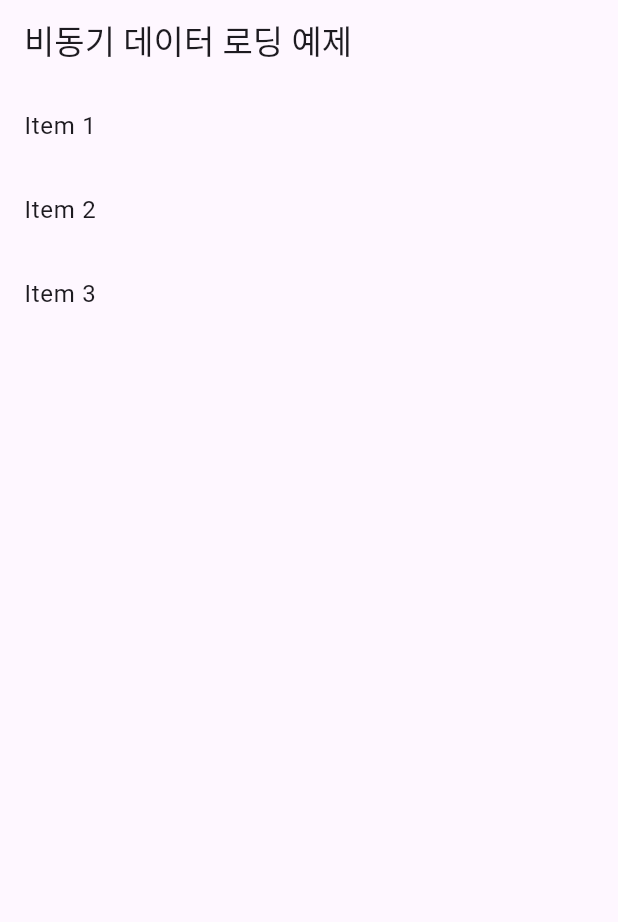
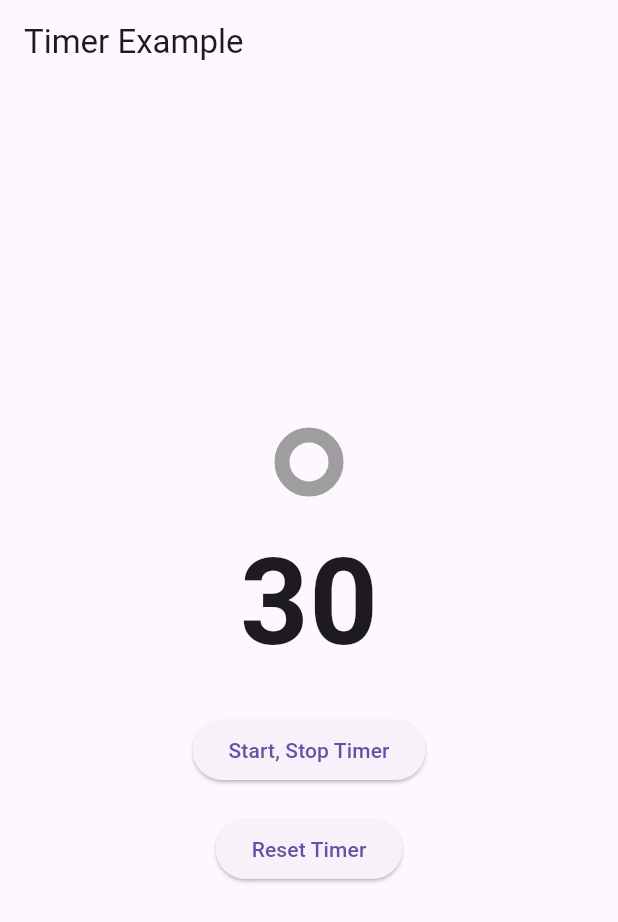
Before and after one commit to devpark435/flutter_example_test, a Flutter app: the screen it shows after launch, on a phone screen of 412 x 824 dp. Shown: the top 922 px of the screen. Run offline on Flutter 3.47's test engine with Material 3 defaults, Android fonts, the phone set to English and light mode, and no system bars; our stand-ins replace shared_preferences.

Commit message:
비동기 ,반응형 그리드, 타이머 예제

```diff
--- a/lib/async/async.dart
+++ b/lib/async/async.dart
@@ -60,6 +60,12 @@ class AsyncExampleState extends State<AsyncExample> {
               itemCount: items.length,
               itemBuilder: (context, index) => ListTile(
                 title: Text(items[index]),
+                onTap: () {
+                  print('Item $index tapped');
+                },
+                onLongPress: () {
+                  print('Item $index long pressed');
+                },
               ),
             ),
     );
--- /dev/null
+++ b/lib/timer/timer_example.dart
@@ -0,0 +1,138 @@
+import 'package:flutter/material.dart';
+import 'dart:async';
+
+class TimerApp extends StatelessWidget {
+  const TimerApp({super.key});
+
+  @override
+  Widget build(BuildContext context) {
+    return MaterialApp(
+      title: 'Flutter Timer Example',
+      theme: ThemeData(
+        primarySwatch: Colors.blue,
+      ),
+      home: const TimerExample(),
+    );
+  }
+}
+
+class TimerExample extends StatefulWidget {
+  const TimerExample({super.key});
+
+  @override
+  TimerExampleState createState() => TimerExampleState();
+}
+
+class TimerExampleState extends State<TimerExample> {
+  bool isRunning = false;
+  int remainingSeconds = 30;
+  Timer? timer;
+
+  void startStopTimer() {
+    if (isRunning) {
+      // 타이머 일시정지
+      timer?.cancel();
+    } else {
+      // 타이머 시작
+      timer = Timer.periodic(Duration(seconds: 1), (timer) {
+        setState(() {
+          if (remainingSeconds > 0) {
+            remainingSeconds--;
+          } else {
+            timer.cancel();
+            isRunning = false;
+          }
+        });
+      });
+    }
+
+    setState(() {
+      isRunning = !isRunning;
+    });
+  }
+
+  void resetTimer() {
+    setState(() {
+      remainingSeconds = 30;
+    });
+  }
+
+  @override
+  void dispose() {
+    timer?.cancel();
+    super.dispose();
+  }
+
+  @override
+  Widget build(BuildContext context) {
+    return Scaffold(
+      appBar: AppBar(
+        title: Text('Timer Example'),
+      ),
+      body: SafeArea(
+        child: Container(
+          padding: EdgeInsets.all(16.0),
+          width: double.infinity,
+          child: Column(
+            spacing: 18,
+            mainAxisAlignment: MainAxisAlignment.center,
+            crossAxisAlignment: CrossAxisAlignment.center,
+            children: [
+              Indicator(seconds: remainingSeconds),
+              TimerDisplay(seconds: remainingSeconds),
+              ElevatedButton(
+                onPressed: () {
+                  setState(() {
+                    startStopTimer();
+                  });
+                },
+                child: Text('Start, Stop Timer'),
+              ),
+              ElevatedButton(
+                onPressed: () {
+                  setState(() {
+                    resetTimer();
+                  });
+                },
+                child: Text('Reset Timer'),
+              ),
+            ],
+          ),
+        ),
+      ),
+    );
+  }
+}
+
+class TimerDisplay extends StatelessWidget {
+  final int seconds;
+
+  const TimerDisplay({super.key, required this.seconds});
+
+  @override
+  Widget build(BuildContext context) {
+    return Text(
+      '$seconds',
+      style: TextStyle(
+        fontSize: 80,
+        fontWeight: FontWeight.bold,
+      ),
+    );
+  }
+}
+
+class Indicator extends StatelessWidget {
+  final int seconds;
+
+  const Indicator({super.key, required this.seconds});
+
+  @override
+  Widget build(BuildContext context) {
+    return CircularProgressIndicator(
+      value: 1 - seconds / 30,
+      strokeWidth: 10.0,
+      backgroundColor: Colors.grey,
+      color: Colors.blue,
+    );
+  }
+}
```
Also changed, not shown: lib/main.dart (+9 -1 lines), lib/response_layout/response_grid.dart (added, +82 -0 lines).
